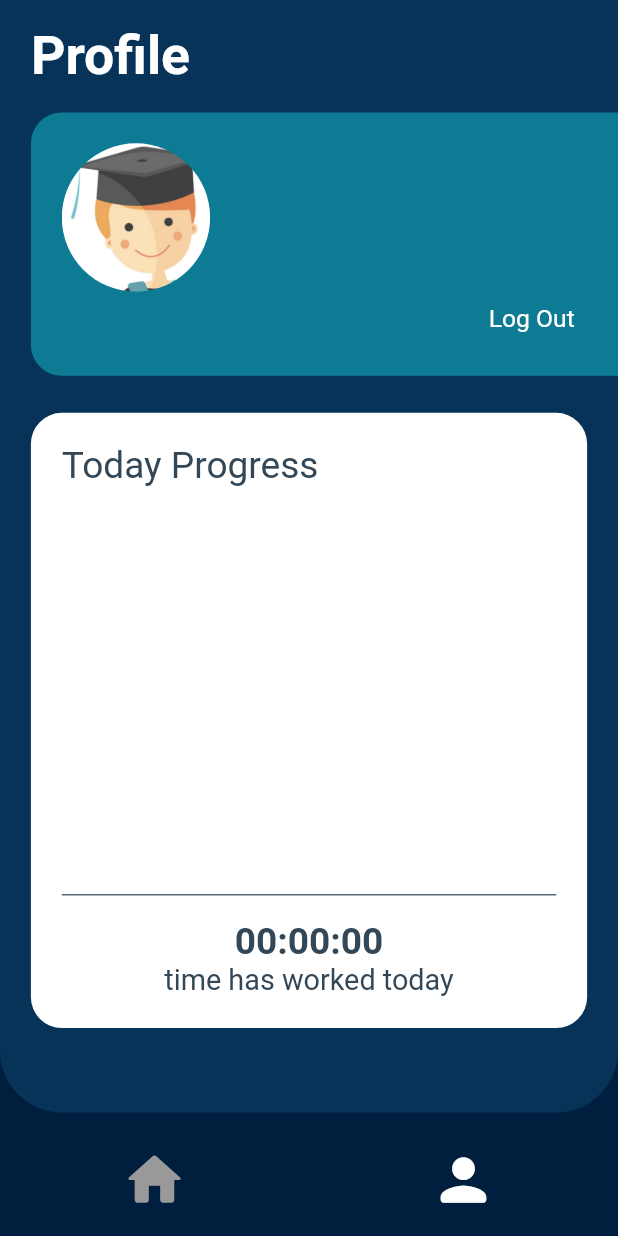
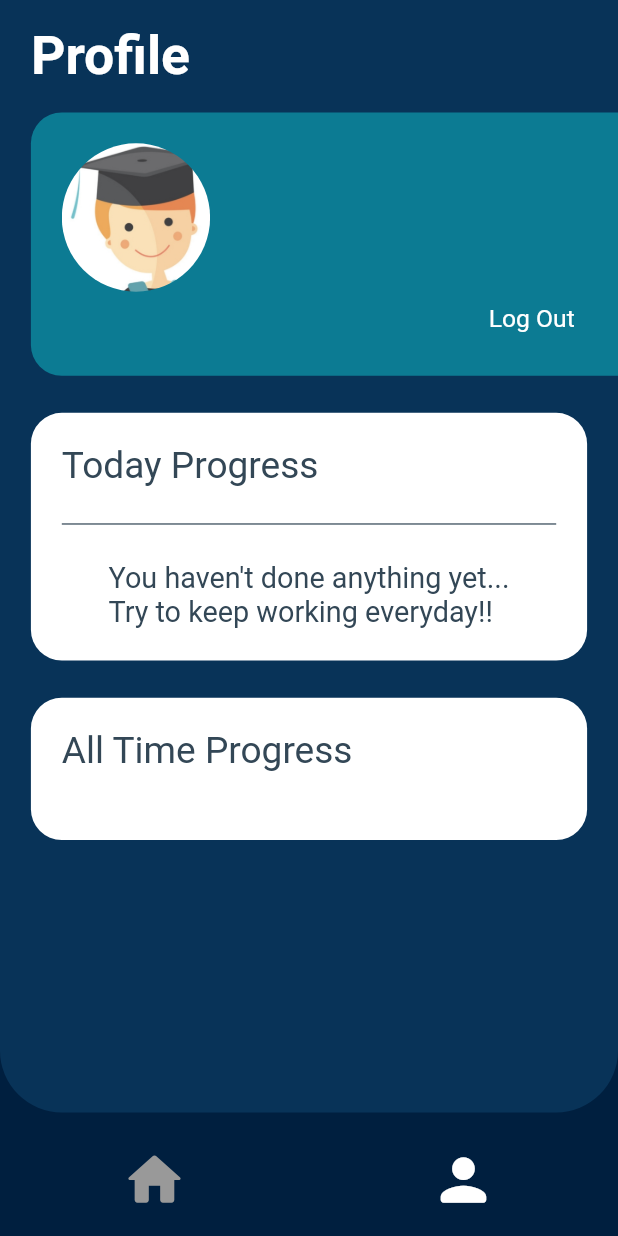
Before and after one commit to kasundularaam/my_lms, a Flutter app: the HomeScreen screen opened by its route, after a tap on the "person" icon, on a phone screen of 412 x 824 dp. Run offline on Flutter 3.47's test engine with Material 2 defaults, Android fonts, the phone set to English and light mode, and no system bars; drawn by our look-alikes of fl_chart; our stand-ins replace bloc, cloud_firestore, firebase_auth, firebase_core, flutter_bloc, flutter_local_notifications and 2 more; accounts and stored records are empty.

Commit message:
sub prog card added

```diff
--- /dev/null
+++ b/lib/logic/cubit/sub_prog_card_cubit/sub_prog_card_cubit.dart
@@ -0,0 +1,21 @@
+import 'package:bloc/bloc.dart';
+import 'package:flutter/foundation.dart';
+import 'package:meta/meta.dart';
+import 'package:my_lms/data/models/subject_model.dart';
+import 'package:my_lms/data/repositories/firebase_repo.dart';
+
+part 'sub_prog_card_state.dart';
+
+class SubProgCardCubit extends Cubit<SubProgCardState> {
+  SubProgCardCubit() : super(SubProgCardInitial());
+
+  Future<void> getSubjects() async {
+    try {
+      emit(SubProgCardLoading());
+      List<Subject> subjectList = await FirebaseRepo.getSubjects();
+      emit(SubProgCardLoaded(subjectList: subjectList));
+    } catch (e) {
+      emit(SubProgCardFailed(errorMsg: e.toString()));
+    }
+  }
+}
--- /dev/null
+++ b/lib/logic/cubit/sub_prog_card_cubit/sub_prog_card_state.dart
@@ -0,0 +1,49 @@
+part of 'sub_prog_card_cubit.dart';
+
+@immutable
+abstract class SubProgCardState {}
+
+class SubProgCardInitial extends SubProgCardState {}
+
+class SubProgCardLoading extends SubProgCardState {}
+
+class SubProgCardLoaded extends SubProgCardState {
+  final List<Subject> subjectList;
+  SubProgCardLoaded({
+    required this.subjectList,
+  });
+
+  @override
+  bool operator ==(Object other) {
+    if (identical(this, other)) return true;
+
+    return other is SubProgCardLoaded &&
+        listEquals(other.subjectList, subjectList);
+  }
+
+  @override
+  int get hashCode => subjectList.hashCode;
+
+  @override
+  String toString() => 'SubProgCardLoaded(subjectList: $subjectList)';
+}
+
+class SubProgCardFailed extends SubProgCardState {
+  final String errorMsg;
+  SubProgCardFailed({
+    required this.errorMsg,
+  });
+
+  @override
+  bool operator ==(Object other) {
+    if (identical(this, other)) return true;
+
+    return other is SubProgCardFailed && other.errorMsg == errorMsg;
+  }
+
+  @override
+  int get hashCode => errorMsg.hashCode;
+
+  @override
+  String toString() => 'SubProgCardFailed(errorMsg: $errorMsg)';
+}
--- /dev/null
+++ b/lib/logic/cubit/sub_prog_cubit/sub_prog_state.dart
@@ -0,0 +1,53 @@
+part of 'sub_prog_cubit.dart';
+
+@immutable
+abstract class SubProgState {}
+
+class SubProgInitial extends SubProgState {}
+
+class SubProgLoading extends SubProgState {}
+
+class SubProgLoaded extends SubProgState {
+  final int contentCount;
+  final int fireContentCount;
+  SubProgLoaded({
+    required this.contentCount,
+    required this.fireContentCount,
+  });
+
+  @override
+  bool operator ==(Object other) {
+    if (identical(this, other)) return true;
+
+    return other is SubProgLoaded &&
+        other.contentCount == contentCount &&
+        other.fireContentCount == fireContentCount;
+  }
+
+  @override
+  int get hashCode => contentCount.hashCode ^ fireContentCount.hashCode;
+
+  @override
+  String toString() =>
+      'SubProgLoaded(contentCount: $contentCount, fireContentCount: $fireContentCount)';
+}
+
+class SubProgFailed extends SubProgState {
+  final String errorMsg;
+  SubProgFailed({
+    required this.errorMsg,
+  });
+
+  @override
+  bool operator ==(Object other) {
+    if (identical(this, other)) return true;
+
+    return other is SubProgFailed && other.errorMsg == errorMsg;
+  }
+
+  @override
+  int get hashCode => errorMsg.hashCode;
+
+  @override
+  String toString() => 'SubProgFailed(errorMsg: $errorMsg)';
+}
--- a/lib/logic/cubit/today_worls_cubit/today_works_cubit.dart
+++ b/lib/logic/cubit/today_worls_cubit/today_works_cubit.dart
@@ -14,7 +14,14 @@ class TodayWorksCubit extends Cubit<TodayWorksState> {
       emit(TodayWorksLoading(loadingMsg: "Loading..."));
       String workedTime = await FirebaseRepo.getTodayWorkedTime();
       List<PieDataModel> pieDataList = await FirebaseRepo.getPieDataList();
-      emit(TodayWorksLoaded(workedTime: workedTime, pieDataList: pieDataList));
+      if (workedTime != "00:00:00") {
+        emit(
+            TodayWorksLoaded(workedTime: workedTime, pieDataList: pieDataList));
+      } else {
+        emit(TodayWorksNoWork(
+            message:
+                "You haven't done anything yet...\nTry to keep working everyday!!"));
+      }
     } catch (e) {
       emit(TodayWorksFailed(errorMsg: e.toString()));
     }
--- a/lib/presentation/screens/home_tabs/profile_tab.dart
+++ b/lib/presentation/screens/home_tabs/profile_tab.dart
@@ -5,10 +5,12 @@ import 'package:flutter_bloc/flutter_bloc.dart';
 import 'package:my_lms/core/constants/my_colors.dart';
 import 'package:my_lms/logic/cubit/logout_cubit/logout_cubit.dart';
 import 'package:my_lms/logic/cubit/profile_top_card_cubit/profile_top_card_cubit.dart';
+import 'package:my_lms/logic/cubit/sub_prog_card_cubit/sub_prog_card_cubit.dart';
 import 'package:my_lms/logic/cubit/today_worls_cubit/today_works_cubit.dart';
 import 'package:my_lms/presentation/router/app_router.dart';
 import 'package:my_lms/presentation/screens/widgets/error_msg_box.dart';
 import 'package:my_lms/presentation/screens/widgets/profile_top_card.dart';
+import 'package:my_lms/presentation/screens/widgets/sub_prog_card.dart';
 import 'package:my_lms/presentation/screens/widgets/today_worked_details.dart';
 import 'package:sizer/sizer.dart';
 
@@ -82,6 +84,13 @@ class _ProfileTabState extends State<ProfileTab> {
                       ),
                     ),
                   ),
+                  BlocProvider(
+                    create: (context) => SubProgCardCubit(),
+                    child: Padding(
+                      padding: EdgeInsets.symmetric(horizontal: 5.w),
+                      child: SubProgCard(),
+                    ),
+                  ),
                 ]);
               } else if (state is LogoutLoading) {
                 return Center(
--- a/lib/presentation/screens/widgets/home_top_card_item.dart
+++ b/lib/presentation/screens/widgets/home_top_card_item.dart
@@ -45,7 +45,7 @@ class HomeTopCardItem extends StatelessWidget {
                 height: 2.w,
               ),
               MyPrograssBar(
-                  width: 20.w,
+                  width: 75.w,
                   max: state.contentCount,
                   progress: state.fireContentCount,
                   backgroundColor: MyColors.progressBgColor,
--- a/lib/presentation/screens/widgets/prograss_bar.dart
+++ b/lib/presentation/screens/widgets/prograss_bar.dart
@@ -26,14 +26,14 @@ class MyPrograssBar extends StatelessWidget {
           Container(
             color: backgroundColor,
             height: 2.h,
-            width: width.w,
+            width: width,
           ),
           ClipRRect(
             borderRadius: BorderRadius.circular(1.h),
             child: Container(
               color: progressColor,
               height: 2.h,
-              width: countedProgress.w,
+              width: countedProgress,
             ),
           ),
         ],
--- /dev/null
+++ b/lib/presentation/screens/widgets/sub_prog_card.dart
@@ -0,0 +1,82 @@
+import 'package:flutter/material.dart';
+import 'package:flutter_bloc/flutter_bloc.dart';
+import 'package:my_lms/core/constants/my_colors.dart';
+import 'package:my_lms/data/models/subject_model.dart';
+import 'package:my_lms/logic/cubit/h_t_c_Item_cubit/h_t_c_item_cubit.dart';
+import 'package:my_lms/logic/cubit/sub_prog_card_cubit/sub_prog_card_cubit.dart';
+import 'package:my_lms/logic/cubit/sub_prog_cubit/sub_prog_cubit.dart';
+import 'package:my_lms/presentation/screens/widgets/home_top_card_item.dart';
+import 'package:my_lms/presentation/screens/widgets/sub_prog_card_item.dart';
+import 'package:sizer/sizer.dart';
+
+class SubProgCard extends StatelessWidget {
+  const SubProgCard({Key? key}) : super(key: key);
+
+  @override
+  Widget build(BuildContext context) {
+    BlocProvider.of<SubProgCardCubit>(context).getSubjects();
+    return Column(
+      children: [
+        Container(
+          width: 100.w,
+          padding: EdgeInsets.all(5.w),
+          decoration: BoxDecoration(
+              color: MyColors.textColorLight,
+              borderRadius: BorderRadius.circular(5.w)),
+          child: Column(
+            crossAxisAlignment: CrossAxisAlignment.start,
+            children: [
+              Text(
+                "All Time Progress",
+                style:
+                    TextStyle(color: MyColors.textColorDark, fontSize: 18.sp),
+              ),
+              SizedBox(
+                height: 3.h,
+              ),
+              BlocBuilder<SubProgCardCubit, SubProgCardState>(
+                builder: (context, state) {
+                  if (state is SubProgCardInitial) {
+                    return Text("Initial State");
+                  } else if (state is SubProgCardLoading) {
+                    return Text("Loading...");
+                  } else if (state is SubProgCardLoaded) {
+                    return Align(
+                      alignment: Alignment.center,
+                      child: Column(
+                        children:
+                            builedItemList(subjectList: state.subjectList),
+                      ),
+                    );
+                  } else if (state is SubProgCardFailed) {
+                    return Text("something went wrong!");
+                  } else {
+                    return Text("unhandled state excecuted!");
+                  }
+                },
+              ),
+            ],
+          ),
+        ),
+        SizedBox(
+          height: 3.h,
+        )
+      ],
+    );
+  }
+
+  List<Widget> builedItemList({required List<Subject> subjectList}) {
+    List<Widget> itemList = [];
+    subjectList.forEach((subject) {
+      itemList.add(
+        BlocProvider(
+          create: (context) => SubProgCubit(),
+          child: SubProgCardItem(
+            subject: subject,
+          ),
+        ),
+      );
+    });
+    return itemList;
+  }
+}
--- a/lib/presentation/screens/widgets/subject_card.dart
+++ b/lib/presentation/screens/widgets/subject_card.dart
@@ -114,7 +114,7 @@ class SubjectCard extends StatelessWidget {
                                           fontSize: 12.sp,
                                           fontWeight: FontWeight.w400)),
                                   MyPrograssBar(
-                                    width: 12.w,
+                                    width: 35.w,
                                     max: state.moduleCount,
                                     progress: state.completedModules,
                                     backgroundColor: MyColors.progressBgColor,
@@ -144,7 +144,7 @@ class SubjectCard extends StatelessWidget {
                                           fontSize: 12.sp,
                                           fontWeight: FontWeight.w400)),
                                   MyPrograssBar(
-                                    width: 12.w,
+                                    width: 35.w,
                                     max: state.contentCount,
                                     progress: state.completedContents,
                                     backgroundColor: MyColors.progressBgColor,
--- a/lib/presentation/screens/widgets/today_worked_details.dart
+++ b/lib/presentation/screens/widgets/today_worked_details.dart
@@ -111,11 +111,45 @@ class TodayWorkedDetails extends StatelessWidget {
                                 fontWeight: FontWeight.bold),
                           ),
                           Text(
-                            "time has worked today",
+                            "time worked today",
                             style: TextStyle(
                                 color: MyColors.textColorDark, fontSize: 14.sp),
                           ),
                         ],
+                      ),
+                    ),
+                  ],
+                ),
+              );
+            } else if (state is TodayWorksNoWork) {
+              return Container(
+                padding: EdgeInsets.all(5.w),
+                decoration: BoxDecoration(
+                    color: MyColors.white,
+                    borderRadius: BorderRadius.circular(5.w)),
+                child: Column(
+                  crossAxisAlignment: CrossAxisAlignment.start,
+                  children: [
+                    Text(
+                      "Today Progress",
+                      style: TextStyle(
+                          color: MyColors.textColorDark, fontSize: 18.sp),
+                    ),
+                    SizedBox(
+                      height: 2.h,
+                    ),
+                    Divider(
+                      color: MyColors.textColorDark,
+                      thickness: 0.2.w,
+                    ),
+                    SizedBox(
+                      height: 2.h,
+                    ),
+                    Center(
+                      child: Text(
+                        state.message,
+                        style: TextStyle(
+                            color: MyColors.textColorDark, fontSize: 14.sp),
                       ),
                     ),
                   ],
```
Also changed, not shown: lib/logic/cubit/sub_prog_cubit/sub_prog_cubit.dart (added, +22 -0 lines), lib/presentation/screens/widgets/sub_prog_card_item.dart (added, +85 -0 lines).
